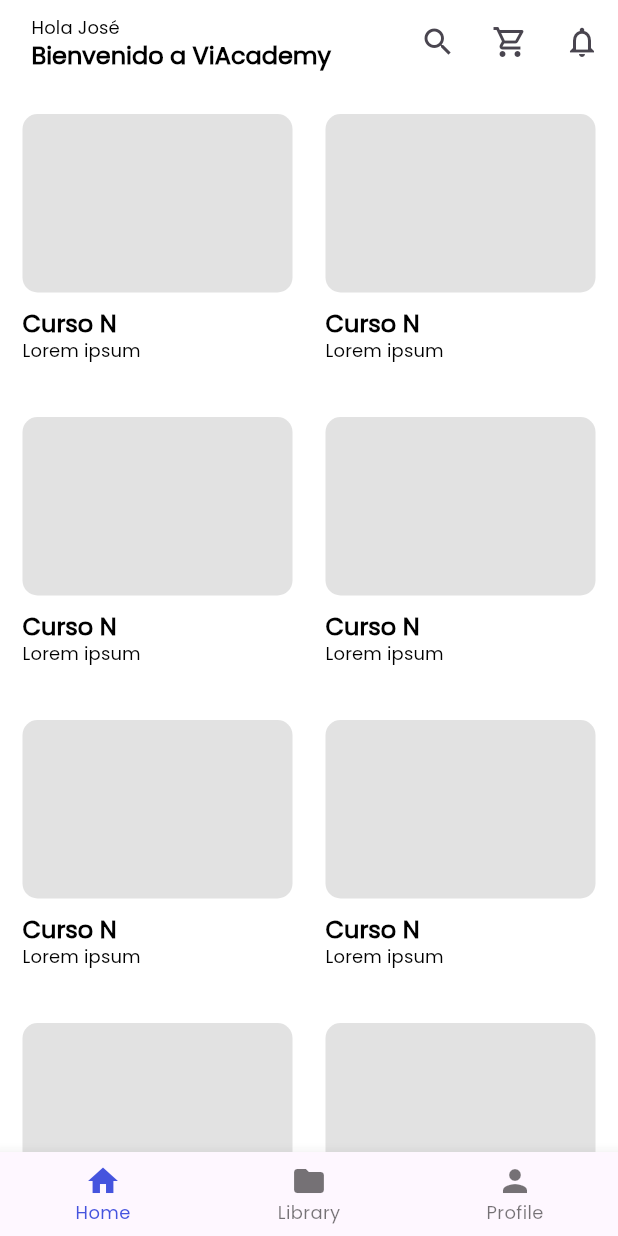
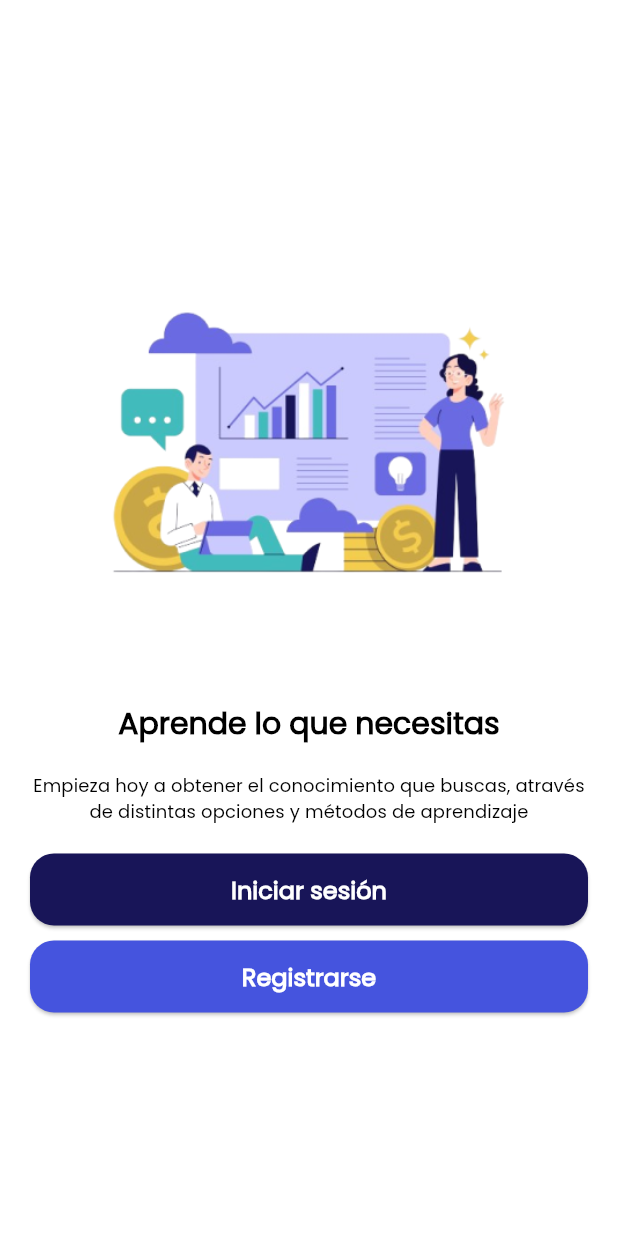
Before and after one commit to edualt/ViAcademy, a Flutter app: the screen it shows after launch, on a phone screen of 412 x 824 dp. Run offline on Flutter 3.47's test engine with Material 3 defaults, Android fonts, the light colour scheme and no system bars.

Commit message:
add new pages

```diff
--- a/lib/main.dart
+++ b/lib/main.dart
@@ -1,8 +1,12 @@
 import 'package:academy/screens/cart_screen.dart';
 import 'package:academy/screens/home_screen.dart';
-import 'package:academy/screens/library_screen.dart';
+import 'package:academy/screens/consultancies_screen.dart';
+import 'package:academy/screens/login_screen.dart';
+import 'package:academy/screens/register_screen.dart';
 import 'package:academy/screens/search_screen.dart';
+import 'package:academy/screens/welcome_screen.dart';
 import 'package:academy/utils/theme/theme.dart';
+import 'package:academy/widgets/home_bottom_bar_widget.dart';
 import 'package:flutter/material.dart';
 
 void main() {
@@ -17,10 +21,17 @@
     return MaterialApp(
       debugShowCheckedModeBanner: false,
       theme: TAppTheme.lightTheme,
-      home: const MyHomePage(title: 'Flutter Demo Home Page'),
-      // home: const Library(),
-      // home: const Cart(),
-      // home: const Search()
+      initialRoute: '/welcome',
+      routes: {
+        '/welcome': (context) => const Welcome(),
+        '/login': (context) => const Login(),
+        '/register': (context) => const Register(),
+        '/home': (context) => const MyHomePage(),
+        '/search': (context) => const Search(),
+        '/library': (context) => const Consultancies(),
+        '/cart': (context) => const Cart(),
+      },
+      home: const HomeBottomBar(),
     );
   }
 }
--- a/lib/screens/library_screen.dart
+++ b/lib/screens/consultancies_screen.dart
@@ -4,14 +4,14 @@
 import 'package:flutter/cupertino.dart';
 import 'package:flutter/material.dart';
 
-class Library extends StatefulWidget {
-  const Library({super.key});
+class Consultancies extends StatefulWidget {
+  const Consultancies({super.key});
 
   @override
-  State<Library> createState() => _LibraryState();
+  State<Consultancies> createState() => _ConsultanciesState();
 }
 
-class _LibraryState extends State<Library> {
+class _ConsultanciesState extends State<Consultancies> {
   @override
   Widget build(BuildContext context) {
     return Scaffold(
@@ -26,7 +26,6 @@
           ],
         ),
       ),
-      bottomNavigationBar: const HomeBottomBar(),
     );
   }
 }
--- a/lib/screens/home_screen.dart
+++ b/lib/screens/home_screen.dart
@@ -6,16 +6,15 @@
 import 'package:flutter/widgets.dart';
 
 class MyHomePage extends StatefulWidget {
-  const MyHomePage({super.key, required this.title});
+  static const String routeName = '/home';
+  const MyHomePage({super.key});
 
-  final String title;
 
   @override
   State<MyHomePage> createState() => _MyHomePageState();
 }
 
 class _MyHomePageState extends State<MyHomePage> {
-
   @override
   Widget build(BuildContext context) {
     return const Scaffold(
@@ -30,7 +29,6 @@
           ],
         ),
       ),
-      bottomNavigationBar: HomeBottomBar(),
     );
   }
 }
--- /dev/null
+++ b/lib/screens/welcome_screen.dart
@@ -0,0 +1,105 @@
+import 'package:academy/screens/login_screen.dart';
+import 'package:academy/screens/register_screen.dart';
+import 'package:flutter/cupertino.dart';
+import 'package:flutter/material.dart';
+
+class Welcome extends StatefulWidget {
+  const Welcome({super.key});
+
+  @override
+  State<Welcome> createState() => _WelcomeState();
+}
+
+class _WelcomeState extends State<Welcome> {
+  @override
+  Widget build(BuildContext context) {
+    return Scaffold(
+      backgroundColor: Colors.white,
+      body: Padding(
+        padding: const EdgeInsets.symmetric(horizontal: 20),
+        child: Column(
+          mainAxisAlignment: MainAxisAlignment.center,
+          crossAxisAlignment: CrossAxisAlignment.center,
+          children: [
+            Image.asset(
+              "assets/images/png/welcome_illustration.png",
+              height: 300,
+            ),
+            const SizedBox(height: 20),
+            Text(
+              "Aprende lo que necesitas",
+              style: Theme.of(context)
+                  .textTheme
+                  .headlineMedium!
+                  .apply(color: Colors.black),
+            ),
+            const SizedBox(height: 20),
+            Text(
+              "Empieza hoy a obtener el conocimiento que buscas, através de distintas opciones y métodos de aprendizaje",
+              style: Theme.of(context)
+                  .textTheme
+                  .labelLarge!
+                  .apply(color: Colors.black),
+              textAlign: TextAlign.center,
+            ),
+            const SizedBox(height: 20),
+            //   full width button
+            SizedBox(
+              width: double.infinity,
+              height: 48,
+              child: ElevatedButton(
+                onPressed: () {
+                  Navigator.push(
+                      context,
+                      MaterialPageRoute(builder: (context) => const Login())
+                  );
+                },
+                style: ElevatedButton.styleFrom(
+                  backgroundColor: const Color(0xFF181558),
+                  foregroundColor: const Color(0xFF181558),
+                  shape: RoundedRectangleBorder(
+                    borderRadius: BorderRadius.circular(16),
+                  ),
+                ),
+                child: Text(
+                  "Iniciar sesión",
+                  style: Theme.of(context)
+                      .textTheme
+                      .titleLarge!
+                      .apply(color: Colors.white),
+                ),
+              ),
+            ),
+            const SizedBox(height: 10),
+            // full width button
+            SizedBox(
+              width: double.infinity,
+              height: 48,
+              child: ElevatedButton(
+                onPressed: () {
+                  Navigator.push(
+                      context,
+                      MaterialPageRoute(builder: (context) => const Register())
+                  );
+                },
+                style: ElevatedButton.styleFrom(
+                  backgroundColor: const Color(0xFF4554de),
+                  shape: RoundedRectangleBorder(
+                    borderRadius: BorderRadius.circular(16),
+                  ),
+                ),
+                child: Text(
+                  "Registrarse",
+                  style: Theme.of(context)
+                      .textTheme
+                      .titleLarge!
+                      .apply(color: Colors.white),
+                ),
+              ),
+            ),
+          ],
+        ),
+      ),
+    );
+  }
+}
--- a/lib/utils/custom_themes/text_theme.dart
+++ b/lib/utils/custom_themes/text_theme.dart
@@ -5,7 +5,7 @@
 
   static TextTheme lightTheme = TextTheme(
     headlineLarge: const TextStyle().copyWith (fontSize: 32.0, fontWeight: FontWeight.bold, color: Colors.white),
-    headlineMedium: const TextStyle().copyWith (fontSize: 24.0, fontWeight: FontWeight.w600, color: Colors.white),
+    headlineMedium: const TextStyle().copyWith (fontSize: 20.0, fontWeight: FontWeight.w600, color: Colors.white),
     headlineSmall: const TextStyle().copyWith (fontSize: 18.0, fontWeight: FontWeight.w600, color: Colors.white),
 
     titleLarge: const TextStyle().copyWith(fontSize: 16.0, fontWeight: FontWeight.w600, color: Colors.white),
--- a/pubspec.yaml
+++ b/pubspec.yaml
@@ -62,6 +62,8 @@
   # assets:
   #   - images/a_dot_burr.jpeg
   #   - images/a_dot_ham.jpeg
+  assets:
+    - assets/images/png/
 
   # An image asset can refer to one or more resolution-specific "variants", see
   # https://flutter.dev/assets-and-images/#resolution-aware
```
Also changed, not shown: lib/screens/cart_screen.dart (+14 -16 lines), lib/screens/login_screen.dart (added, +67 -0 lines), lib/screens/profile_screen.dart (added, +55 -0 lines), lib/screens/register_screen.dart (added, +70 -0 lines), lib/screens/watch_course_screen.dart (added, +127 -0 lines), lib/widgets/flat_button_widget.dart (added, +34 -0 lines), lib/widgets/home_appbar_widget.dart (+14 -2 lines), lib/widgets/home_bottom_bar_widget.dart (+50 -15 lines), lib/widgets/items_widget.dart (+12 -1 lines), lib/widgets/rounded_input_widget.dart (added, +46 -0 lines), assets/images/png/login_illustration.png (added), assets/images/png/register_illustration.png (added), assets/images/png/welcome_illustration.png (added), assets/images/svg/main_illustration.svg (added), 1 more files.
